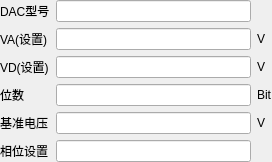
This is soft/zebra-tester/qdactypewidget.ui in Quenii/ADCEVM as Qt 5 draws it before an edit. The edited form follows.
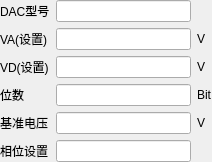
This is the edited form.

The edit to the form file:
```diff
--- a/soft/zebra-tester/qdactypewidget.ui
+++ b/soft/zebra-tester/qdactypewidget.ui
@@ -6,7 +6,7 @@
    <rect>
     <x>0</x>
     <y>0</y>
-    <width>272</width>
+    <width>212</width>
     <height>150</height>
    </rect>
   </property>
@@ -112,22 +112,46 @@
     </widget>
    </item>
    <item row="2" column="1">
-    <widget class="QLineEdit" name="lineEditVd"/>
+    <widget class="QLineEdit" name="lineEditVd">
+     <property name="readOnly">
+      <bool>true</bool>
+     </property>
+    </widget>
    </item>
    <item row="1" column="1">
-    <widget class="QLineEdit" name="lineEditVa"/>
+    <widget class="QLineEdit" name="lineEditVa">
+     <property name="readOnly">
+      <bool>true</bool>
+     </property>
+    </widget>
    </item>
    <item row="0" column="1">
-    <widget class="QLineEdit" name="lineEditDacType"/>
+    <widget class="QLineEdit" name="lineEditDacType">
+     <property name="readOnly">
+      <bool>true</bool>
+     </property>
+    </widget>
    </item>
    <item row="3" column="1">
-    <widget class="QLineEdit" name="lineEditBitCount"/>
+    <widget class="QLineEdit" name="lineEditBitCount">
+     <property name="readOnly">
+      <bool>true</bool>
+     </property>
+    </widget>
    </item>
    <item row="4" column="1">
-    <widget class="QLineEdit" name="lineEditRefVolt"/>
+    <widget class="QLineEdit" name="lineEditRefVolt">
+     <property name="readOnly">
+      <bool>true</bool>
+     </property>
+    </widget>
    </item>
    <item row="5" column="1">
-    <widget class="QLineEdit" name="lineEditPhase"/>
+    <widget class="QLineEdit" name="lineEditPhase">
+     <property name="readOnly">
+      <bool>true</bool>
+     </property>
+    </widget>
    </item>
   </layout>
  </widget>
```
